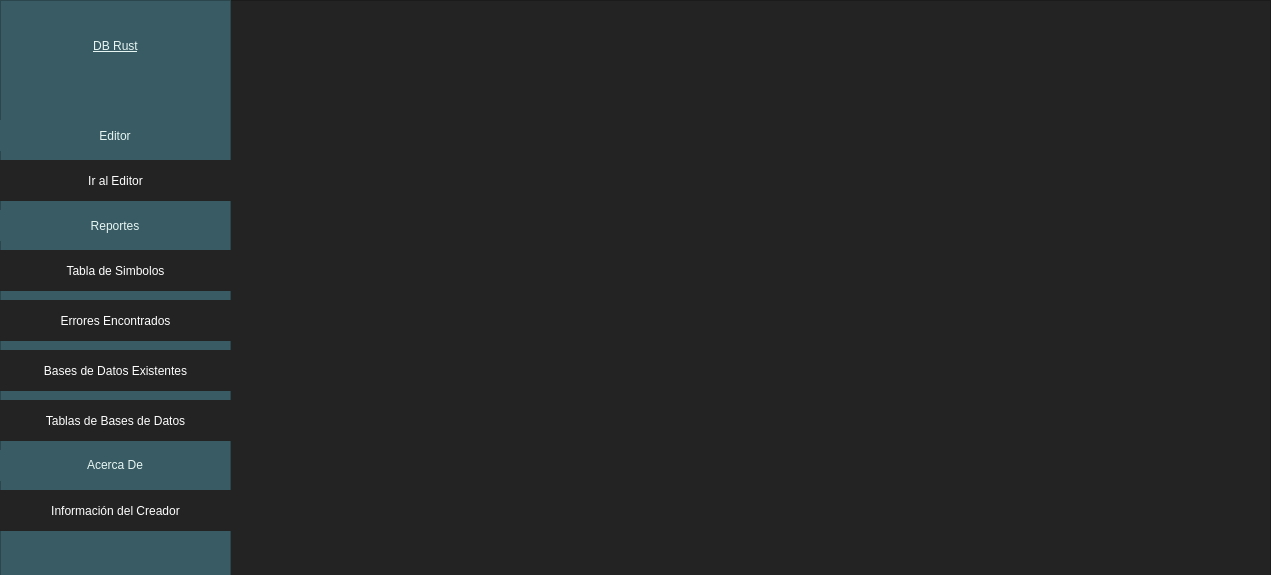
Old version of the form Codigo Fuente/Interfaz.ui in the repository JJONK19/OLC2-Proyecto1-201909035.
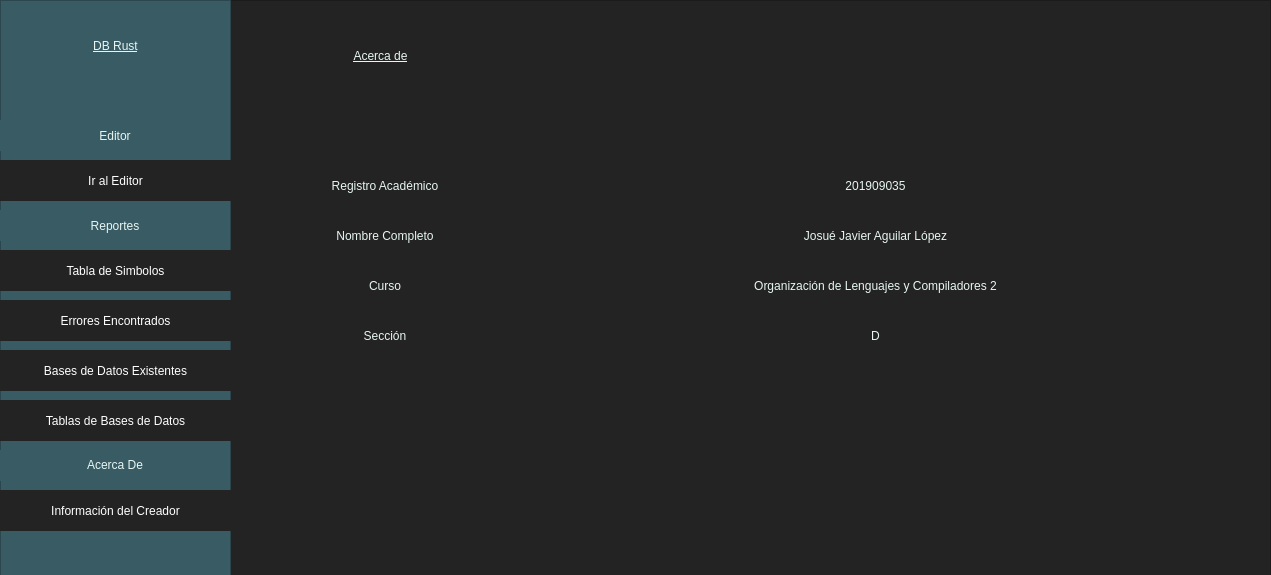
New version of the form. The open tabs and pages were chosen to show the change.

Commit message: Diseño de Ventanas 1

Diff of the .ui file:
```diff
--- a/Codigo Fuente/Interfaz.ui
+++ b/Codigo Fuente/Interfaz.ui
@@ -363,8 +363,372 @@
      </widget>
      <widget class="QWidget" name="Errores"/>
      <widget class="QWidget" name="Bases"/>
-     <widget class="QWidget" name="Tablas"/>
-     <widget class="QWidget" name="Info"/>
+     <widget class="QWidget" name="Tablas">
+      <widget class="QTableWidget" name="tableWidget">
+       <property name="geometry">
+        <rect>
+         <x>10</x>
+         <y>70</y>
+         <width>981</width>
+         <height>451</height>
+        </rect>
+       </property>
+       <column>
+        <property name="text">
+         <string>No.</string>
+        </property>
+       </column>
+       <column>
+        <property name="text">
+         <string>Nombre de la Tabla</string>
+        </property>
+       </column>
+       <column>
+        <property name="text">
+         <string>Nombre de la Base de Datos</string>
+        </property>
+       </column>
+       <column>
+        <property name="text">
+         <string>Linea</string>
+        </property>
+       </column>
+      </widget>
+      <widget class="QLabel" name="label_14">
+       <property name="geometry">
+        <rect>
+         <x>0</x>
+         <y>0</y>
+         <width>481</width>
+         <height>51</height>
+        </rect>
+       </property>
+       <property name="sizePolicy">
+        <sizepolicy hsizetype="Preferred" vsizetype="Preferred">
+         <horstretch>0</horstretch>
+         <verstretch>0</verstretch>
+        </sizepolicy>
+       </property>
+       <property name="styleSheet">
+        <string notr="true">color: rgb(231, 246, 242);
+font: italic 32pt &quot;Sitka Display&quot;;
+text-decoration: underline;
+</string>
+       </property>
+       <property name="text">
+        <string>Tablas de Bases de Datos</string>
+       </property>
+       <property name="textFormat">
+        <enum>Qt::AutoText</enum>
+       </property>
+       <property name="scaledContents">
+        <bool>false</bool>
+       </property>
+       <property name="alignment">
+        <set>Qt::AlignCenter</set>
+       </property>
+      </widget>
+     </widget>
+     <widget class="QWidget" name="Info">
+      <widget class="QLabel" name="label_5">
+       <property name="geometry">
+        <rect>
+         <x>10</x>
+         <y>10</y>
+         <width>241</width>
+         <height>51</height>
+        </rect>
+       </property>
+       <property name="sizePolicy">
+        <sizepolicy hsizetype="Preferred" vsizetype="Preferred">
+         <horstretch>0</horstretch>
+         <verstretch>0</verstretch>
+        </sizepolicy>
+       </property>
+       <property name="styleSheet">
+        <string notr="true">color: rgb(231, 246, 242);
+font: italic 32pt &quot;Sitka Display&quot;;
+text-decoration: underline;
+</string>
+       </property>
+       <property name="text">
+        <string>Acerca de</string>
+       </property>
+       <property name="textFormat">
+        <enum>Qt::AutoText</enum>
+       </property>
+       <property name="scaledContents">
+        <bool>false</bool>
+       </property>
+       <property name="alignment">
+        <set>Qt::AlignCenter</set>
+       </property>
+      </widget>
+      <widget class="QLabel" name="label_6">
+       <property name="geometry">
+        <rect>
+         <x>20</x>
+         <y>150</y>
+         <width>230</width>
+         <height>31</height>
+        </rect>
+       </property>
+       <property name="sizePolicy">
+        <sizepolicy hsizetype="Preferred" vsizetype="Preferred">
+         <horstretch>0</horstretch>
+         <verstretch>0</verstretch>
+        </sizepolicy>
+       </property>
+       <property name="styleSheet">
+        <string notr="true">color: rgb(231, 246, 242);
+font: 18pt &quot;Sitka Display&quot;;
+</string>
+       </property>
+       <property name="text">
+        <string>Registro Académico</string>
+       </property>
+       <property name="textFormat">
+        <enum>Qt::AutoText</enum>
+       </property>
+       <property name="scaledContents">
+        <bool>false</bool>
+       </property>
+       <property name="alignment">
+        <set>Qt::AlignCenter</set>
+       </property>
+      </widget>
+      <widget class="QLabel" name="label_7">
+       <property name="geometry">
+        <rect>
+         <x>20</x>
+         <y>200</y>
+         <width>230</width>
+         <height>31</height>
+        </rect>
+       </property>
+       <property name="sizePolicy">
+        <sizepolicy hsizetype="Preferred" vsizetype="Preferred">
+         <horstretch>0</horstretch>
+         <verstretch>0</verstretch>
+        </sizepolicy>
+       </property>
+       <property name="styleSheet">
+        <string notr="true">color: rgb(231, 246, 242);
+font: 18pt &quot;Sitka Display&quot;;
+</string>
+       </property>
+       <property name="text">
+        <string>Nombre Completo</string>
+       </property>
+       <property name="textFormat">
+        <enum>Qt::AutoText</enum>
+       </property>
+       <property name="scaledContents">
+        <bool>false</bool>
+       </property>
+       <property name="alignment">
+        <set>Qt::AlignCenter</set>
+       </property>
+      </widget>
+      <widget class="QLabel" name="label_8">
+       <property name="geometry">
+        <rect>
+         <x>20</x>
+         <y>250</y>
+         <width>230</width>
+         <height>31</height>
+        </rect>
+       </property>
+       <property name="sizePolicy">
+        <sizepolicy hsizetype="Preferred" vsizetype="Preferred">
+         <horstretch>0</horstretch>
+         <verstretch>0</verstretch>
+        </sizepolicy>
+       </property>
+       <property name="styleSheet">
+        <string notr="true">color: rgb(231, 246, 242);
+font: 18pt &quot;Sitka Display&quot;;
+</string>
+       </property>
+       <property name="text">
+        <string>Curso</string>
+       </property>
+       <property name="textFormat">
+        <enum>Qt::AutoText</enum>
+       </property>
+       <property name="scaledContents">
+        <bool>false</bool>
+       </property>
+       <property name="alignment">
+        <set>Qt::AlignCenter</set>
+       </property>
+      </widget>
+      <widget class="QLabel" name="label_9">
+       <property name="geometry">
+        <rect>
+         <x>20</x>
+         <y>300</y>
+         <width>230</width>
+         <height>31</height>
+        </rect>
+       </property>
+       <property name="sizePolicy">
+        <sizepolicy hsizetype="Preferred" vsizetype="Preferred">
+         <horstretch>0</horstretch>
+         <verstretch>0</verstretch>
+        </sizepolicy>
+       </property>
+       <property name="styleSheet">
+        <string notr="true">color: rgb(231, 246, 242);
+font: 18pt &quot;Sitka Display&quot;;
+</string>
+       </property>
+       <property name="text">
+        <string>Sección</string>
+       </property>
+       <property name="textFormat">
+        <enum>Qt::AutoText</enum>
+       </property>
+       <property name="scaledContents">
+        <bool>false</bool>
+       </property>
+       <property name="alignment">
+        <set>Qt::AlignCenter</set>
+       </property>
+      </widget>
+      <widget class="QLabel" name="label_10">
+       <property name="geometry">
+        <rect>
+         <x>300</x>
+         <y>150</y>
+         <width>651</width>
+         <height>31</height>
+        </rect>
+       </property>
+       <property name="sizePolicy">
+        <sizepolicy hsizetype="Preferred" vsizetype="Preferred">
+         <horstretch>0</horstretch>
+         <verstretch>0</verstretch>
+        </sizepolicy>
+       </property>
+       <property name="styleSheet">
+        <string notr="true">color: rgb(231, 246, 242);
+font: 18pt &quot;Sitka Display&quot;;
+</string>
+       </property>
+       <property name="text">
+        <string>201909035</string>
+       </property>
+       <property name="textFormat">
+        <enum>Qt::AutoText</enum>
+       </property>
+       <property name="scaledContents">
+        <bool>false</bool>
+       </property>
+       <property name="alignment">
+        <set>Qt::AlignCenter</set>
+       </property>
+      </widget>
+      <widget class="QLabel" name="label_11">
+       <property name="geometry">
+        <rect>
+         <x>300</x>
+         <y>200</y>
+         <width>651</width>
+         <height>31</height>
+        </rect>
+       </property>
+       <property name="sizePolicy">
+        <sizepolicy hsizetype="Preferred" vsizetype="Preferred">
+         <horstretch>0</horstretch>
+         <verstretch>0</verstretch>
+        </sizepolicy>
+       </property>
+       <property name="styleSheet">
+        <string notr="true">color: rgb(231, 246, 242);
+font: 18pt &quot;Sitka Display&quot;;
+</string>
+       </property>
+       <property name="text">
+        <string>Josué Javier Aguilar López</string>
+       </property>
+       <property name="textFormat">
+        <enum>Qt::AutoText</enum>
+       </property>
+       <property name="scaledContents">
+        <bool>false</bool>
+       </property>
+       <property name="alignment">
+        <set>Qt::AlignCenter</set>
+       </property>
+      </widget>
+      <widget class="QLabel" name="label_12">
+       <property name="geometry">
+        <rect>
+         <x>300</x>
+         <y>250</y>
+         <width>651</width>
+         <height>31</height>
+        </rect>
+       </property>
+       <property name="sizePolicy">
+        <sizepolicy hsizetype="Preferred" vsizetype="Preferred">
+         <horstretch>0</horstretch>
+         <verstretch>0</verstretch>
+        </sizepolicy>
+       </property>
+       <property name="styleSheet">
+        <string notr="true">color: rgb(231, 246, 242);
+font: 18pt &quot;Sitka Display&quot;;
+</string>
+       </property>
+       <property name="text">
+        <string>Organización de Lenguajes y Compiladores 2</string>
+       </property>
+       <property name="textFormat">
+        <enum>Qt::AutoText</enum>
+       </property>
+       <property name="scaledContents">
+        <bool>false</bool>
+       </property>
+       <property name="alignment">
+        <set>Qt::AlignCenter</set>
+       </property>
+      </widget>
+      <widget class="QLabel" name="label_13">
+       <property name="geometry">
+        <rect>
+         <x>300</x>
+         <y>300</y>
+         <width>651</width>
+         <height>31</height>
+        </rect>
+       </property>
+       <property name="sizePolicy">
+        <sizepolicy hsizetype="Preferred" vsizetype="Preferred">
+         <horstretch>0</horstretch>
+         <verstretch>0</verstretch>
+        </sizepolicy>
+       </property>
+       <property name="styleSheet">
+        <string notr="true">color: rgb(231, 246, 242);
+font: 18pt &quot;Sitka Display&quot;;
+</string>
+       </property>
+       <property name="text">
+        <string>D</string>
+       </property>
+       <property name="textFormat">
+        <enum>Qt::AutoText</enum>
+       </property>
+       <property name="scaledContents">
+        <bool>false</bool>
+       </property>
+       <property name="alignment">
+        <set>Qt::AlignCenter</set>
+       </property>
+      </widget>
+     </widget>
     </widget>
    </widget>
   </widget>
```
Left out of the diff: 16 changed lines with no effect on the pictures.
